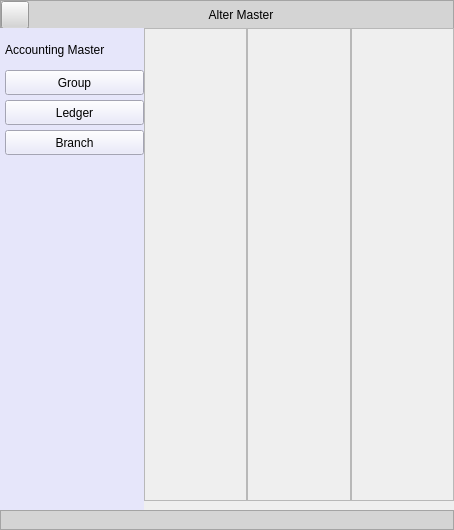
Qt form Resources/Ui/AlterMasterList.ui (Darshitjivani/MBAS) before a commit.
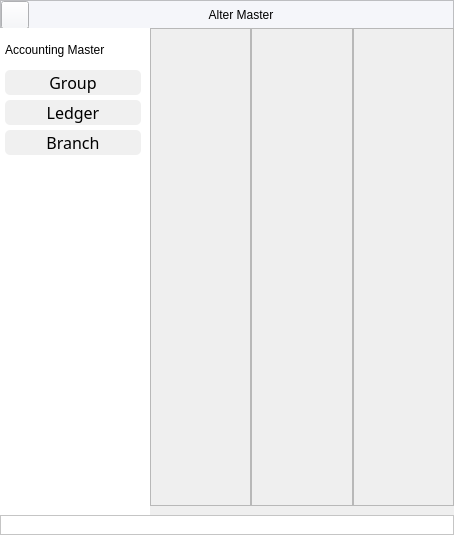
The same form after that commit. Icons and pictures are not drawn.

The edit to the form file:
```diff
--- a/Resources/Ui/AlterMasterList.ui
+++ b/Resources/Ui/AlterMasterList.ui
@@ -7,7 +7,7 @@
     <x>0</x>
     <y>0</y>
     <width>454</width>
-    <height>483</height>
+    <height>535</height>
    </rect>
   </property>
   <property name="windowTitle">
@@ -42,7 +42,7 @@
        </size>
       </property>
       <property name="styleSheet">
-       <string notr="true">background-color: rgb(212, 212, 212);
+       <string notr="true">background-color: #f5f6fa;
 font: 63 11pt &quot;Segoe UI Semibold&quot;;
 color:#000000</string>
       </property>
@@ -141,9 +141,9 @@
        </size>
       </property>
       <property name="styleSheet">
-       <string notr="true">background-color: rgb(212, 212, 212);
+       <string notr="true">background-color:#ffffff;
 font: 63 11pt &quot;Segoe UI Semibold&quot;;
-color:#000000</string>
+</string>
       </property>
       <property name="frameShape">
        <enum>QFrame::StyledPanel</enum>
@@ -277,29 +277,19 @@
         <widget class="QWidget" name="widget_3" native="true">
          <property name="minimumSize">
           <size>
-           <width>144</width>
+           <width>150</width>
            <height>0</height>
           </size>
          </property>
          <property name="maximumSize">
           <size>
-           <width>144</width>
+           <width>150</width>
            <height>16777215</height>
           </size>
          </property>
          <property name="styleSheet">
-          <string notr="true">
-
-QWidget{
-	background-color: rgb(230, 230, 250);
-}
-
-QPushButton:hover {
-  border-radius: 05px;
-  padding: 5px;
-  color:#ffffff;
-  background-color:#9BA4B5;
-  border: 0px solid ;
+          <string notr="true">QWidget{
+	background-color: #ffffff;
 }</string>
          </property>
          <layout class="QFormLayout" name="formLayout">
@@ -338,34 +328,6 @@
             </property>
            </widget>
           </item>
-          <item row="2" column="0" colspan="2">
-           <widget class="QPushButton" name="pbAlterGroup">
-            <property name="sizePolicy">
-             <sizepolicy hsizetype="Preferred" vsizetype="Fixed">
-              <horstretch>0</horstretch>
-              <verstretch>0</verstretch>
-             </sizepolicy>
-            </property>
-            <property name="minimumSize">
-             <size>
-              <width>0</width>
-              <height>25</height>
-             </size>
-            </property>
-            <property name="maximumSize">
-             <size>
-              <width>16777215</width>
-              <height>16777215</height>
-             </size>
-            </property>
-            <property name="styleSheet">
-             <string notr="true"/>
-            </property>
-            <property name="text">
-             <string>Group</string>
-            </property>
-           </widget>
-          </item>
           <item row="3" column="0" colspan="2">
            <widget class="QPushButton" name="pbAlterLedger">
             <property name="sizePolicy">
@@ -382,12 +344,27 @@
             </property>
             <property name="maximumSize">
              <size>
-              <width>16777215</width>
+              <width>136</width>
               <height>16777215</height>
              </size>
             </property>
             <property name="styleSheet">
-             <string notr="true"/>
+             <string notr="true">QPushButton {
+                                                font: 63 11pt Segoe UI Semibold;
+                                                background-color: #f0f0f0;
+                                                color: #000000;
+                                                border: none;
+                                                text-align:center;
+                                                text-decoration: none;
+                                                display: inline-block;
+                                                font-size: 16px;
+                                            
+                                                border-radius: 5px;}
+
+
+                                                QPushButton:hover {
+                                                background-color: #6c757e;
+                                                color: #ffffff;}</string>
             </property>
             <property name="text">
              <string>Ledger</string>
@@ -410,10 +387,28 @@
             </property>
             <property name="maximumSize">
              <size>
-              <width>16777215</width>
+              <width>136</width>
               <height>16777215</height>
              </size>
             </property>
+            <property name="styleSheet">
+             <string notr="true">QPushButton {
+                                                font: 63 11pt Segoe UI Semibold;
+                                                background-color: #f0f0f0;
+                                                color: #000000;
+                                                border: none;
+                                                text-align:center;
+                                                text-decoration: none;
+                                                display: inline-block;
+                                                font-size: 16px;
+                                            
+                                                border-radius: 5px;}
+
+
+                                                QPushButton:hover {
+                                                background-color: #6c757e;
+                                                color: #ffffff;}</string>
+            </property>
             <property name="text">
              <string>Branch</string>
             </property>
@@ -452,7 +447,7 @@
             </property>
             <property name="maximumSize">
              <size>
-              <width>16777215</width>
+              <width>136</width>
               <height>30</height>
              </size>
             </property>
@@ -464,6 +459,49 @@
             </property>
            </widget>
           </item>
+          <item row="2" column="0" colspan="2">
+           <widget class="QPushButton" name="pbAlterGroup">
+            <property name="sizePolicy">
+             <sizepolicy hsizetype="Preferred" vsizetype="Fixed">
+              <horstretch>0</horstretch>
+              <verstretch>0</verstretch>
+             </sizepolicy>
+            </property>
+            <property name="minimumSize">
+             <size>
+              <width>0</width>
+              <height>25</height>
+             </size>
+            </property>
+            <property name="maximumSize">
+             <size>
+              <width>136</width>
+              <height>16777215</height>
+             </size>
+            </property>
+            <property name="styleSheet">
+             <string notr="true">QPushButton {
+                                                font: 63 11pt Segoe UI Semibold;
+                                                background-color: #f0f0f0;
+                                                color: #000000;
+                                                border: none;
+                                                text-align:center;
+                                                text-decoration: none;
+                                                display: inline-block;
+                                                font-size: 16px;
+                                            
+                                                border-radius: 5px;}
+
+
+                                                QPushButton:hover {
+                                                background-color: #6c757e;
+                                                color: #ffffff;}</string>
+            </property>
+            <property name="text">
+             <string>Group</string>
+            </property>
+           </widget>
+          </item>
          </layout>
         </widget>
        </item>
```
Left out of the diff: 5 changed lines with no effect on the pictures.
